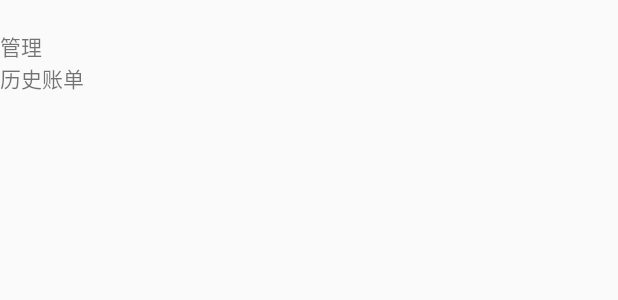
After one commit to willpyshan13/CustomView, an Android app: the layout sellshop_more_window.xml on its own in the app's theme, with its tools: preview values and no code run, on a phone screen of 412 x 824 dp. The commit adds this screen. Shown: the top 300 px of the screen. Run offline under Robolectric (Android 15) with nearby library versions, the phone set to English and light mode, and no system bars.

```diff
--- /dev/null
+++ b/app/src/main/res/layout/sellshop_more_window.xml
@@ -0,0 +1,46 @@
+<?xml version="1.0" encoding="utf-8"?>
+
+
+<LinearLayout xmlns:android="http://schemas.android.com/apk/res/android"
+    android:layout_width="131dp"
+    android:layout_height="wrap_content"
+    android:orientation="vertical"
+    android:paddingTop="20dp">
+
+
+    <LinearLayout
+        android:layout_width="match_parent"
+        android:layout_height="wrap_content"
+        android:orientation="vertical">
+
+
+        <LinearLayout
+            android:id="@+id/l_management"
+            android:layout_width="wrap_content"
+            android:layout_height="wrap_content"
+            android:orientation="horizontal">
+            <TextView
+                android:layout_width="wrap_content"
+                android:layout_height="wrap_content"
+                android:text="管理" />
+
+        </LinearLayout>
+
+
+        <LinearLayout
+            android:id="@+id/l_history"
+            android:layout_width="wrap_content"
+            android:layout_height="wrap_content"
+            android:orientation="horizontal">
+            <TextView
+                android:layout_width="wrap_content"
+                android:layout_height="wrap_content"
+                android:text="历史账单"
+                 />
+
+        </LinearLayout>
+
+    </LinearLayout>
+
+
+</LinearLayout>
```
Also changed, not shown: app/src/main/java/will/customview/MainActivity.java (+21 -139 lines), app/src/main/java/will/customview/widget/MoreWidow.java (added, +25 -0 lines), baselibrary/src/main/java/will/baselibrary/widget/SkillView.java (added, +184 -0 lines).
